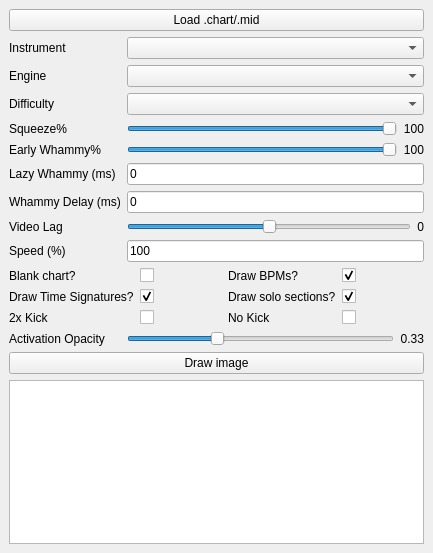
Qt form gui/mainwindow.ui (GenericMadScientist/CHOpt) before a commit.
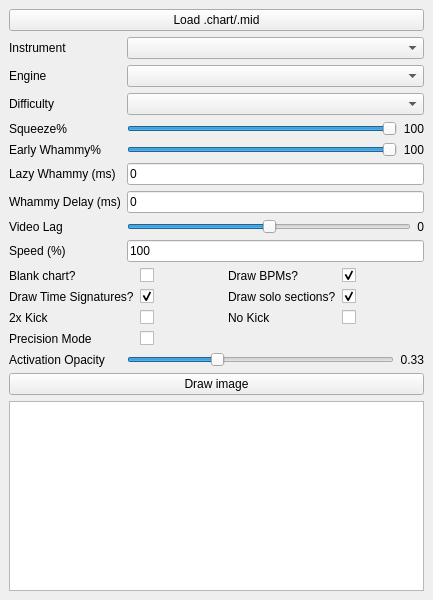
The same form after that commit.

Commit message: Add precision mode to GUI

What changed in the file:
```diff
--- a/gui/mainwindow.ui
+++ b/gui/mainwindow.ui
@@ -7,7 +7,7 @@
     <x>0</x>
     <y>0</y>
     <width>433</width>
-    <height>553</height>
+    <height>600</height>
    </rect>
   </property>
   <property name="windowTitle">
@@ -338,6 +338,20 @@
             </property>
           </widget>
         </item>
+        <item row="3" column="0">
+          <widget class="QLabel" name="label_precisionMode">
+            <property name="text">
+              <string>Precision Mode</string>
+            </property>
+          </widget>
+        </item>
+        <item row="3" column="1">
+          <widget class="QCheckBox" name="precisionModeCheckBox">
+            <property name="checked">
+              <bool>false</bool>
+            </property>
+          </widget>
+        </item>
        </layout>
       </item>
       <item row="2" column="0">
```
The commit also changes 1 other file.
